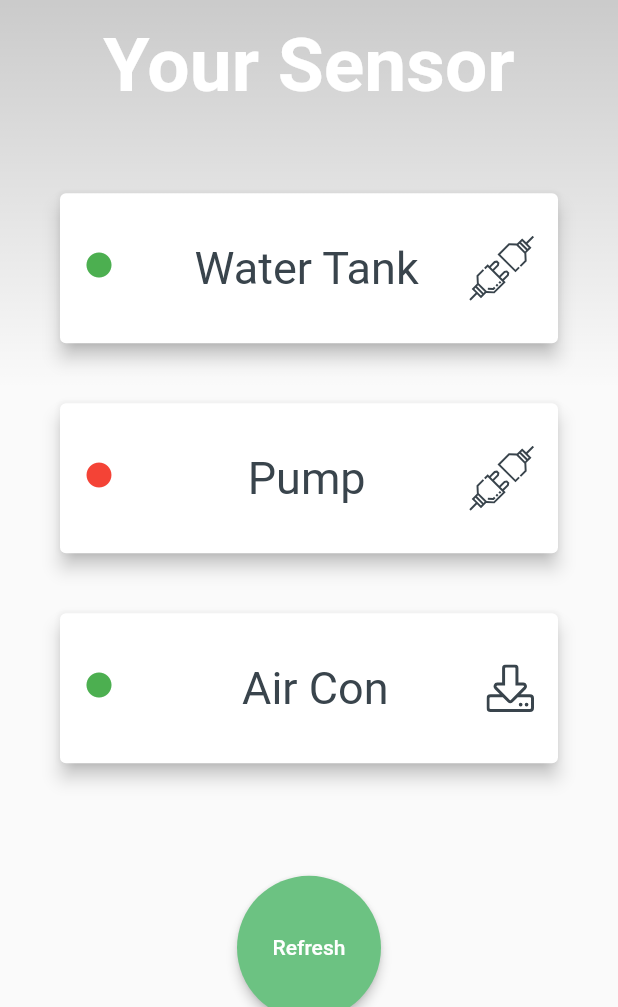
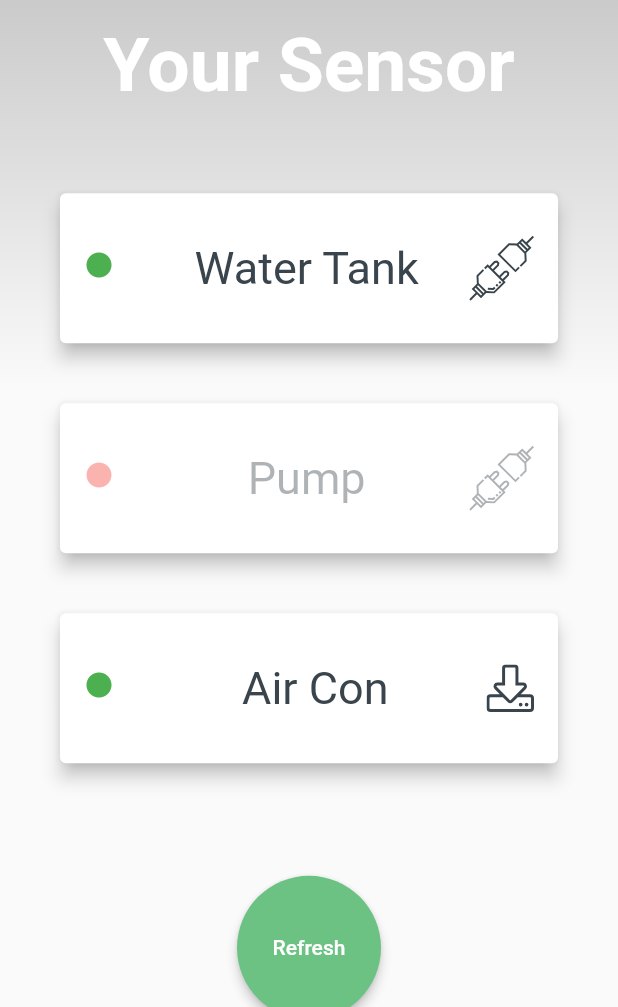
Before and after one commit to camow7/iot-logger, a Flutter app: the screen it shows after launch, on a phone screen of 412 x 824 dp, the part 229-1236 px from its top. Run offline on Flutter 3.47's test engine with Material 2 defaults, Android fonts, the phone set to English and light mode, and no system bars; our stand-ins replace flutter_bloc, flutter_svg, rive.

Commit message:
re-added refresh sensor simulation

```diff
--- a/lib/screens/home_screen.dart
+++ b/lib/screens/home_screen.dart
@@ -24,7 +24,7 @@ class HomeScreen extends StatelessWidget {
       name: 'Pump',
       status: Status.Disconnected,
       iconPath: 'plug',
-      // state: DeviceState.Connecting,
+      state: DeviceState.Refreshing,
     ),
     Sensor(
       id: '4',
--- a/lib/screens/logs_screen.dart
+++ b/lib/screens/logs_screen.dart
@@ -14,6 +14,7 @@ class LogsScreen extends StatefulWidget {
   _LogsScreenState createState() => _LogsScreenState();
 }
 
+// This needs to be changed to Bloc!!!
 class _LogsScreenState extends State<LogsScreen> {
   Sensor sensor;
 
--- a/lib/widgets/sensor_item.dart
+++ b/lib/widgets/sensor_item.dart
@@ -1,5 +1,6 @@
 import 'package:flutter/material.dart';
 import 'package:flutter_svg/svg.dart';
+import 'package:iot_logger/shared/rive_animation.dart';
 
 import '../models/sensor.dart';
 
@@ -32,6 +33,25 @@ class SensorItem extends StatelessWidget {
     Navigator.of(context).pop();
   }
 
+  Widget sensorContent(BuildContext context, SvgPicture svgImage) {
+    return ListTile(
+      leading: Icon(
+        Icons.circle,
+        size: 20,
+        color: color,
+      ),
+      title: Text(
+        sensor.name,
+        textAlign: TextAlign.center,
+        style: TextStyle(
+          color: Theme.of(context).accentColor,
+          fontSize: 30,
+        ),
+      ),
+      trailing: svgImage,
+    );
+  }
+
   @override
   Widget build(BuildContext context) {
     String path = ModalRoute.of(context).settings.name; // current screen path
@@ -45,29 +65,34 @@ class SensorItem extends StatelessWidget {
       child: Card(
         margin: const EdgeInsets.symmetric(horizontal: 40, vertical: 20),
         elevation: 5,
-        child: InkWell(
-          onTap: () =>
-              path == '/logs' ? returnHome(context) : viewLogs(context),
-          borderRadius: BorderRadius.circular(4),
-          child: Center(
-            child: ListTile(
-              leading: Icon(
-                Icons.circle,
-                size: 20,
-                color: color,
-              ),
-              title: Text(
-                sensor.name,
-                textAlign: TextAlign.center,
-                style: TextStyle(
-                  color: Theme.of(context).accentColor,
-                  fontSize: 30,
+        child: sensor.state == DeviceState.Refreshing
+            ? Stack(
+                alignment: Alignment.center,
+                children: [
+                  Opacity(
+                    opacity: 0.4,
+                    child: sensorContent(context, svgImage),
+                  ),
+                  Row(
+                    mainAxisAlignment: MainAxisAlignment.spaceAround,
+                    children: [
+                      Container(
+                        width: 80,
+                        height: 80,
+                        child: RiveAnimation(),
+                      )
+                    ],
+                  ),
+                ],
+              )
+            : InkWell(
+                onTap: () =>
+                    path == '/logs' ? returnHome(context) : viewLogs(context),
+                borderRadius: BorderRadius.circular(4),
+                child: Center(
+                  child: sensorContent(context, svgImage),
                 ),
               ),
-              trailing: svgImage,
-            ),
-          ),
-        ),
       ),
     );
   }
```
Also changed, not shown: lib/shared/log_card.dart (deleted, +0 -80 lines).
